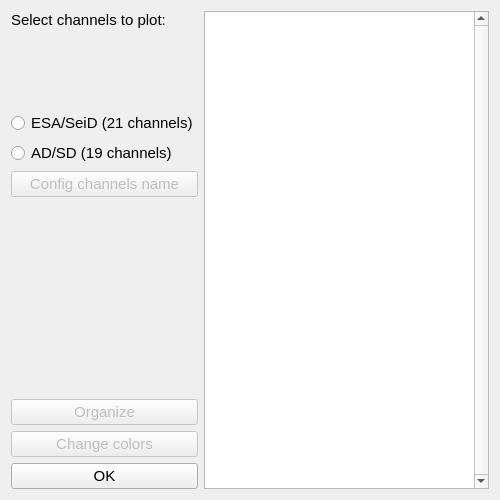
First picture: the form in ui/select_signals_form.ui, repository X-Augenstern/EAViz, before the edit.
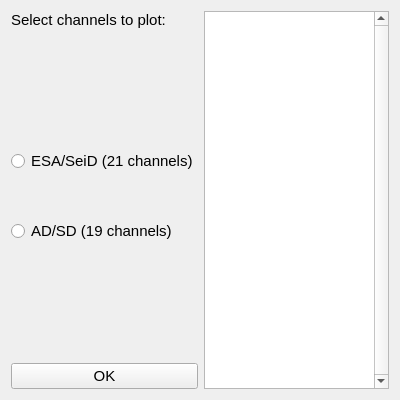
Second picture: the form after the edit.

The edit to the form file:
```diff
--- a/ui/select_signals_form.ui
+++ b/ui/select_signals_form.ui
@@ -9,14 +9,14 @@
    <rect>
     <x>0</x>
     <y>0</y>
-    <width>500</width>
-    <height>500</height>
+    <width>400</width>
+    <height>400</height>
    </rect>
   </property>
   <property name="maximumSize">
    <size>
-    <width>500</width>
-    <height>500</height>
+    <width>400</width>
+    <height>400</height>
    </size>
   </property>
   <property name="windowTitle">
@@ -24,11 +24,11 @@
   </property>
   <layout class="QVBoxLayout" name="verticalLayout_5">
    <item>
-    <layout class="QHBoxLayout" name="horizontalLayout" stretch="1,2">
+    <layout class="QHBoxLayout" name="horizontalLayout" stretch="0,1">
      <item>
-      <layout class="QVBoxLayout" name="verticalLayout_4" stretch="1,3,2">
+      <layout class="QVBoxLayout" name="verticalLayout_4" stretch="0,1">
        <item>
-        <layout class="QVBoxLayout" name="verticalLayout_3">
+        <layout class="QVBoxLayout" name="verticalLayout_3" stretch="0,1,1,0,1,1">
          <item>
           <widget class="QLabel" name="label">
            <property name="font">
@@ -42,7 +42,7 @@
           </widget>
          </item>
          <item>
-          <spacer name="verticalSpacer_2">
+          <spacer name="verticalSpacer_3">
            <property name="font">
             <font>
              <pointsize>11</pointsize>
@@ -59,10 +59,6 @@
            </property>
           </spacer>
          </item>
-        </layout>
-       </item>
-       <item>
-        <layout class="QVBoxLayout" name="verticalLayout" stretch="2,2,2,1">
          <item>
           <widget class="QRadioButton" name="esa_btn">
            <property name="enabled">
@@ -78,6 +74,24 @@
            </property>
           </widget>
          </item>
+         <item>
+          <spacer name="verticalSpacer_4">
+           <property name="font">
+            <font>
+             <pointsize>11</pointsize>
+            </font>
+           </property>
+           <property name="orientation">
+            <enum>Qt::Vertical</enum>
+           </property>
+           <property name="sizeHint" stdset="0">
+            <size>
+             <width>20</width>
+             <height>40</height>
+            </size>
+           </property>
+          </spacer>
+         </item>
          <item>
           <widget class="QRadioButton" name="sd_btn">
            <property name="font">
@@ -91,22 +105,7 @@
           </widget>
          </item>
          <item>
-          <widget class="QPushButton" name="yaml_btn">
-           <property name="enabled">
-            <bool>false</bool>
-           </property>
-           <property name="font">
-            <font>
-             <pointsize>11</pointsize>
-            </font>
-           </property>
-           <property name="text">
-            <string>Config channels name</string>
-           </property>
-          </widget>
-         </item>
-         <item>
-          <spacer name="verticalSpacer">
+          <spacer name="verticalSpacer_2">
            <property name="font">
             <font>
              <pointsize>11</pointsize>
@@ -118,7 +117,7 @@
            <property name="sizeHint" stdset="0">
             <size>
              <width>20</width>
-             <height>20</height>
+             <height>40</height>
             </size>
            </property>
           </spacer>
@@ -127,36 +126,6 @@
        </item>
        <item>
         <layout class="QVBoxLayout" name="verticalLayout_2">
-         <item>
-          <widget class="QPushButton" name="pushButton_2">
-           <property name="enabled">
-            <bool>false</bool>
-           </property>
-           <property name="font">
-            <font>
-             <pointsize>11</pointsize>
-            </font>
-           </property>
-           <property name="text">
-            <string>Organize</string>
-           </property>
-          </widget>
-         </item>
-         <item>
-          <widget class="QPushButton" name="pushButton_3">
-           <property name="enabled">
-            <bool>false</bool>
-           </property>
-           <property name="font">
-            <font>
-             <pointsize>11</pointsize>
-            </font>
-           </property>
-           <property name="text">
-            <string>Change colors</string>
-           </property>
-          </widget>
-         </item>
          <item>
           <widget class="QPushButton" name="ok_btn">
            <property name="font">
```
